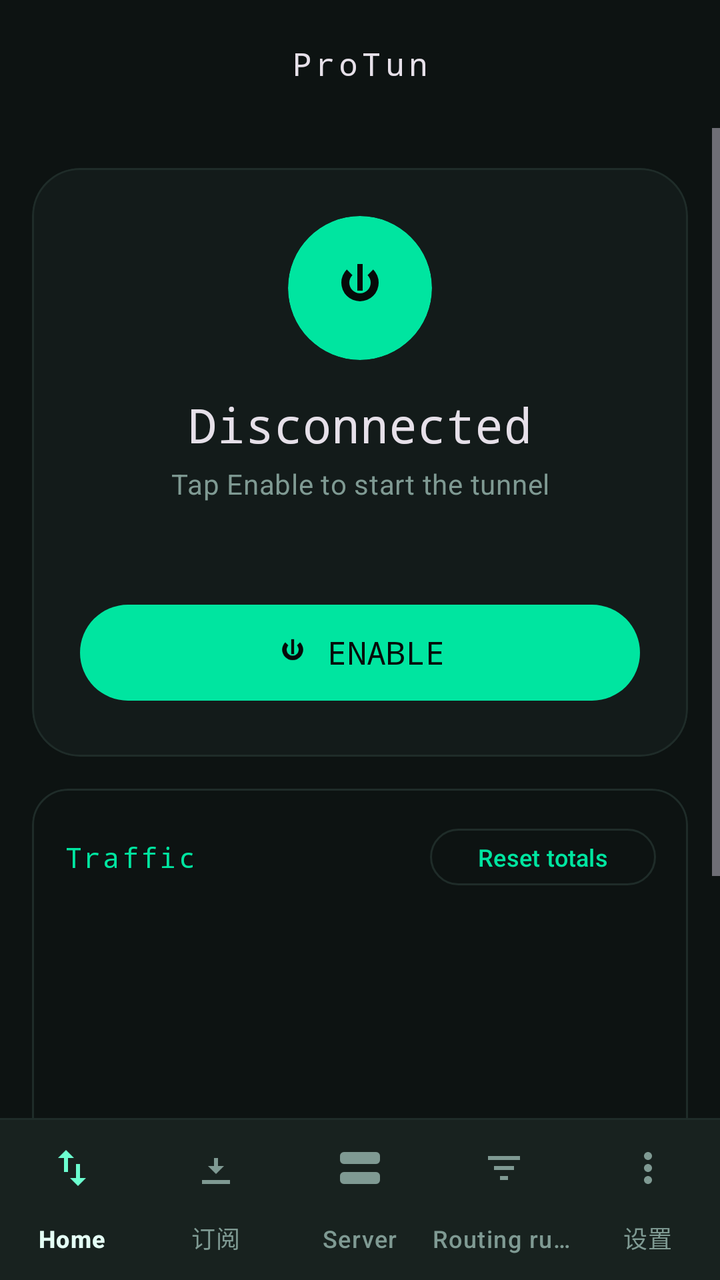
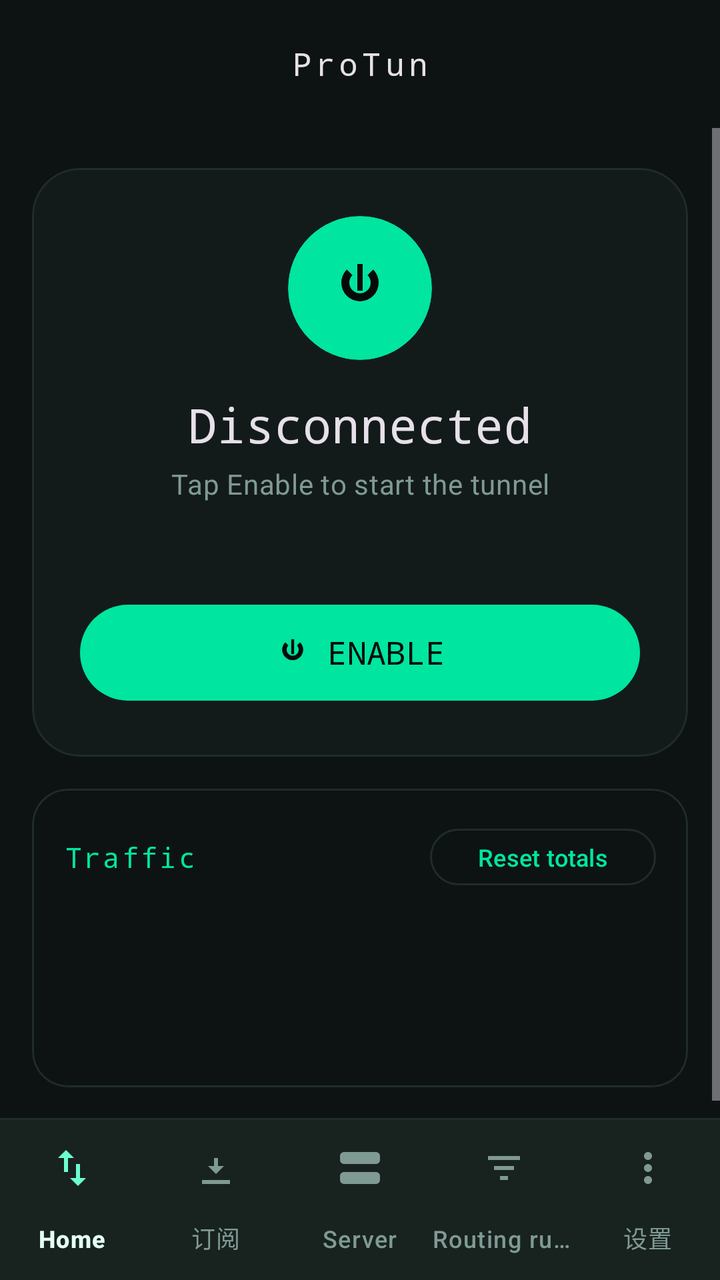

Before-and-after screenshots of an Android layout around one commit, followed by the original layout XML and the change that was made.
<!-- AndroidManifest.xml: application theme Theme.TunVPN -->
<!-- res/layout/main.xml -->
<?xml version="1.0" encoding="utf-8"?>
<LinearLayout
	xmlns:android="http://schemas.android.com/apk/res/android"
	xmlns:app="http://schemas.android.com/apk/res-auto"
	android:orientation="vertical"
	android:layout_width="match_parent"
	android:layout_height="match_parent"
	android:background="?attr/colorSurface">
	<com.google.android.material.appbar.MaterialToolbar
		android:id="@+id/toolbar"
		android:layout_width="match_parent"
		android:layout_height="?attr/actionBarSize"
		app:title="@string/app_name"
		app:titleCentered="true"
		app:titleTextAppearance="@style/TextAppearance.TunVPN.Toolbar"/>
	<ScrollView
		android:layout_width="match_parent"
		android:layout_height="0dp"
		android:layout_weight="1"
		android:clipToPadding="false"
		android:fillViewport="true"
		android:overScrollMode="never">
		<LinearLayout
			android:orientation="vertical"
			android:layout_width="match_parent"
			android:layout_height="wrap_content"
			android:paddingLeft="16dp"
			android:paddingRight="16dp"
			android:paddingTop="4dp"
			android:paddingBottom="24dp">
			<com.google.android.material.card.MaterialCardView
				android:id="@+id/status_card"
				style="@style/Widget.TunVPN.Card"
				android:layout_width="match_parent"
				android:layout_height="wrap_content"
				android:layout_marginTop="16dp"
				app:cardCornerRadius="24dp"
				app:cardBackgroundColor="?attr/colorSurfaceVariant">
				<LinearLayout
					android:orientation="vertical"
					android:layout_width="match_parent"
					android:layout_height="wrap_content"
					android:gravity="center_horizontal"
					android:padding="24dp">
					<com.google.android.material.card.MaterialCardView
						android:id="@+id/status_dot"
						style="@style/Widget.TunVPN.Card"
						android:layout_width="72dp"
						android:layout_height="72dp"
						app:cardBackgroundColor="?attr/colorPrimary"
						app:cardCornerRadius="36dp"
						app:strokeWidth="0dp">
						<ImageView
							android:id="@+id/status_icon"
							android:layout_width="32dp"
							android:layout_height="32dp"
							android:layout_gravity="center"
							android:contentDescription="@string/app_name"
							android:src="@drawable/ic_power"
							android:tint="?attr/colorOnPrimary"/>
					</com.google.android.material.card.MaterialCardView>
					<TextView
						android:id="@+id/status_title"
						android:layout_width="wrap_content"
						android:layout_height="wrap_content"
						android:layout_marginTop="16dp"
						android:fontFamily="monospace"
						android:text="@string/status_disconnected"
						android:textAppearance="@style/TextAppearance.Material3.HeadlineSmall"/>
					<TextView
						android:id="@+id/status_subtitle"
						android:layout_width="wrap_content"
						android:layout_height="wrap_content"
						android:layout_marginTop="4dp"
						android:gravity="center"
						android:text="@string/status_disconnected_hint"
						android:textAppearance="@style/TextAppearance.TunVPN.Hint"/>
					<TextView
						android:id="@+id/status_node"
						android:layout_width="match_parent"
						android:layout_height="wrap_content"
						android:layout_marginTop="8dp"
						android:ellipsize="end"
						android:gravity="center"
						android:maxLines="2"
						android:textAppearance="@style/TextAppearance.TunVPN.Hint"/>
					<TextView
						android:id="@+id/status_proxy"
						android:layout_width="match_parent"
						android:layout_height="wrap_content"
						android:layout_marginTop="4dp"
						android:gravity="center"
						android:textAppearance="@style/TextAppearance.TunVPN.Hint"
						android:visibility="gone"/>
					<com.google.android.material.button.MaterialButton
						android:id="@+id/control"
						android:layout_width="match_parent"
						android:layout_height="wrap_content"
						android:layout_marginTop="20dp"
						android:fontFamily="monospace"
						android:minHeight="56dp"
						android:text="@string/control_enable"
						android:textAllCaps="true"
						android:textSize="16sp"
						app:cornerRadius="28dp"
						app:icon="@drawable/ic_power"
						app:iconGravity="textStart"
						app:iconPadding="8dp"/>
				</LinearLayout>
			</com.google.android.material.card.MaterialCardView>
			<com.google.android.material.card.MaterialCardView
				style="@style/Widget.TunVPN.Card"
				android:layout_width="match_parent"
				android:layout_height="wrap_content"
				android:layout_marginTop="16dp">
				<LinearLayout
					android:orientation="vertical"
					android:layout_width="match_parent"
					android:layout_height="wrap_content"
					android:padding="16dp">
					<LinearLayout
						android:orientation="horizontal"
						android:layout_width="match_parent"
						android:layout_height="wrap_content"
						android:gravity="center_vertical">
						<TextView
							android:layout_width="0dp"
							android:layout_height="wrap_content"
							android:layout_weight="1"
							android:text="@string/traffic"
							android:textAppearance="@style/TextAppearance.TunVPN.Section"/>
						<com.google.android.material.button.MaterialButton
							android:id="@+id/traffic_reset"
							style="?attr/materialButtonOutlinedStyle"
							android:layout_width="wrap_content"
							android:layout_height="wrap_content"
							android:minHeight="32dp"
							android:text="@string/traffic_reset"
							android:textSize="12sp"
							app:cornerRadius="16dp"/>
					</LinearLayout>
					<TextView
						android:id="@+id/stats_realtime"
						android:layout_width="match_parent"
						android:layout_height="wrap_content"
						android:layout_marginTop="12dp"
						android:fontFamily="monospace"
						android:textAppearance="?attr/textAppearanceBodyMedium"/>
					<TextView
						android:id="@+id/stats_session"
						android:layout_width="match_parent"
						android:layout_height="wrap_content"
						android:layout_marginTop="6dp"
						android:fontFamily="monospace"
						android:textAppearance="?attr/textAppearanceBodyMedium"/>
					<TextView
						android:id="@+id/stats_total"
						android:layout_width="match_parent"
						android:layout_height="wrap_content"
						android:layout_marginTop="6dp"
						android:fontFamily="monospace"
						android:textAppearance="?attr/textAppearanceBodyMedium"/>
					<TextView
						android:id="@+id/stats_apps"
						android:layout_width="match_parent"
						android:layout_height="wrap_content"
						android:layout_marginTop="10dp"
						android:ellipsize="end"
						android:fontFamily="monospace"
						android:maxLines="1"
						android:textAppearance="@style/TextAppearance.TunVPN.Hint"/>
					<TextView
						android:layout_width="match_parent"
						android:layout_height="wrap_content"
						android:layout_marginTop="10dp"
						android:text="@string/traffic_hint"
						android:textAppearance="@style/TextAppearance.TunVPN.Hint"/>
				</LinearLayout>
			</com.google.android.material.card.MaterialCardView>
			<TextView
				android:layout_width="match_parent"
				android:layout_height="wrap_content"
				android:layout_marginTop="16dp"
				android:gravity="center"
				android:paddingLeft="24dp"
				android:paddingRight="24dp"
				android:text="@string/home_hint"
				android:textAppearance="@style/TextAppearance.TunVPN.Hint"/>
		</LinearLayout>
	</ScrollView>
	<View
		android:layout_width="match_parent"
		android:layout_height="1dp"
		android:background="?attr/colorOutline"/>
	<com.google.android.material.bottomnavigation.BottomNavigationView
		android:id="@+id/bottom_nav"
		android:layout_width="match_parent"
		android:layout_height="wrap_content"
		android:background="?attr/colorSurfaceContainer"
		app:labelVisibilityMode="labeled"
		app:menu="@menu/bottom_menu"/>
</LinearLayout>
<!-- resources referenced by this layout -->
<resources>
  <!-- drawable ic_power (drawable) -->
  <?xml version="1.0" encoding="utf-8"?>
  <vector xmlns:android="http://schemas.android.com/apk/res/android"
  	android:width="24dp"
  	android:height="24dp"
  	android:viewportWidth="24"
  	android:viewportHeight="24">
  	<path
  		android:fillColor="?attr/colorControlNormal"
  		android:pathData="M7.05,5.05A7,7 0 1,0 16.95,5.05L14.83,7.17A4,4 0 1,1 9.17,7.17L7.05,5.05Z"/>
  	<path
  		android:fillColor="?attr/colorControlNormal"
  		android:pathData="M11,3h2v10h-2z"/>
  </vector>
  <string name="app_name">ProTun</string>
  <string name="control_enable">Enable</string>
  <string name="home_hint">Use the bottom tabs to open subscription, server, per-app and more settings</string>
  <string name="status_disconnected">Disconnected</string>
  <string name="status_disconnected_hint">Tap Enable to start the tunnel</string>
  <string name="traffic">Traffic</string>
  <string name="traffic_hint">上方统计的是经过代理节点的流量（不含直连）；应用数据取自系统统计，包含未走隧道的部分，仅供参考。</string>
  <string name="traffic_reset">Reset totals</string>
  <style name="TextAppearance.TunVPN.Hint" parent="TextAppearance.Material3.BodyMedium">
  		<item name="android:textColor">?attr/colorOnSurfaceVariant</item>
  		<item name="android:lineSpacingMultiplier">1.15</item>
  	</style>
  <style name="TextAppearance.TunVPN.Section" parent="TextAppearance.Material3.TitleSmall">
  		<item name="android:textColor">?attr/colorPrimary</item>
  		<item name="fontFamily">monospace</item>
  		<item name="android:fontFamily">monospace</item>
  		<item name="android:letterSpacing">0.08</item>
  	</style>
  <style name="TextAppearance.TunVPN.Toolbar" parent="TextAppearance.Material3.TitleMedium">
  		<item name="fontFamily">monospace</item>
  		<item name="android:fontFamily">monospace</item>
  		<item name="android:letterSpacing">0.12</item>
  	</style>
  <style name="Widget.TunVPN.Card" parent="Widget.Material3.CardView.Outlined">
  		<item name="cardCornerRadius">18dp</item>
  		<item name="cardBackgroundColor">?attr/colorSurface</item>
  		<item name="strokeColor">?attr/colorOutline</item>
  		<item name="strokeWidth">1dp</item>
  	</style>
  <style name="Theme.TunVPN" parent="Theme.Material3.Dark.NoActionBar">
  		<item name="colorPrimary">#00E5A0</item>
  		<item name="colorOnPrimary">#060A09</item>
  		<item name="colorPrimaryContainer">#10261F</item>
  		<item name="colorOnPrimaryContainer">#6CFFD0</item>
  		<item name="colorSecondary">#00E5A0</item>
  		<item name="colorOnSecondary">#060A09</item>
  		<item name="colorSecondaryContainer">#0B2E26</item>
  		<item name="colorOnSecondaryContainer">#6CFFD0</item>
  		<item name="colorError">#FF5C7A</item>
  		<item name="colorOnError">#060A09</item>
  		<item name="colorErrorContainer">#3A1220</item>
  		<item name="colorOnErrorContainer">#FFC2CE</item>
  		<item name="android:colorBackground">#060A09</item>
  		<item name="colorSurface">#0D1312</item>
  		<item name="colorOnSurface">#E4FFF5</item>
  		<item name="colorSurfaceVariant">#131B1A</item>
  		<item name="colorOnSurfaceVariant">#7F9A93</item>
  		<item name="colorSurfaceContainer">#18221F</item>
  		<item name="colorOutline">#1F2C29</item>
  		<item name="android:statusBarColor">@android:color/transparent</item>
  		<item name="android:navigationBarColor">@android:color/transparent</item>
  		<item name="android:windowLightStatusBar">false</item>
  		<item name="android:windowBackground">#060A09</item>
  	</style>
</resources>

<!-- the commit's change to res/layout/main.xml (unified diff, before → after) -->
@@ -84,14 +84,6 @@
 						android:gravity="center"
 						android:maxLines="2"
 						android:textAppearance="@style/TextAppearance.TunVPN.Hint"/>
-					<TextView
-						android:id="@+id/status_proxy"
-						android:layout_width="match_parent"
-						android:layout_height="wrap_content"
-						android:layout_marginTop="4dp"
-						android:gravity="center"
-						android:textAppearance="@style/TextAppearance.TunVPN.Hint"
-						android:visibility="gone"/>
 					<com.google.android.material.button.MaterialButton
 						android:id="@+id/control"
 						android:layout_width="match_parent"
@@ -160,32 +152,8 @@
 						android:layout_marginTop="6dp"
 						android:fontFamily="monospace"
 						android:textAppearance="?attr/textAppearanceBodyMedium"/>
-					<TextView
-						android:id="@+id/stats_apps"
-						android:layout_width="match_parent"
-						android:layout_height="wrap_content"
-						android:layout_marginTop="10dp"
-						android:ellipsize="end"
-						android:fontFamily="monospace"
-						android:maxLines="1"
-						android:textAppearance="@style/TextAppearance.TunVPN.Hint"/>
-					<TextView
-						android:layout_width="match_parent"
-						android:layout_height="wrap_content"
-						android:layout_marginTop="10dp"
-						android:text="@string/traffic_hint"
-						android:textAppearance="@style/TextAppearance.TunVPN.Hint"/>
 				</LinearLayout>
 			</com.google.android.material.card.MaterialCardView>
-			<TextView
-				android:layout_width="match_parent"
-				android:layout_height="wrap_content"
-				android:layout_marginTop="16dp"
-				android:gravity="center"
-				android:paddingLeft="24dp"
-				android:paddingRight="24dp"
-				android:text="@string/home_hint"
-				android:textAppearance="@style/TextAppearance.TunVPN.Hint"/>
 		</LinearLayout>
 	</ScrollView>
 	<View
<!-- resource entries referenced after the edit -->
@@ -16,11 +16,9 @@
   </vector>
   <string name="app_name">ProTun</string>
   <string name="control_enable">Enable</string>
-  <string name="home_hint">Use the bottom tabs to open subscription, server, per-app and more settings</string>
   <string name="status_disconnected">Disconnected</string>
   <string name="status_disconnected_hint">Tap Enable to start the tunnel</string>
   <string name="traffic">Traffic</string>
-  <string name="traffic_hint">上方统计的是经过代理节点的流量（不含直连）；应用数据取自系统统计，包含未走隧道的部分，仅供参考。</string>
   <string name="traffic_reset">Reset totals</string>
   <style name="TextAppearance.TunVPN.Hint" parent="TextAppearance.Material3.BodyMedium">
   		<item name="android:textColor">?attr/colorOnSurfaceVariant</item>
